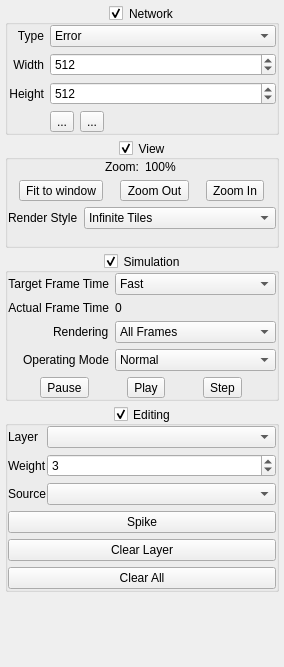
The window that Neuron/ToolBox.ui (Skwint/Neuron) describes before a commit, drawn with Qt 5.
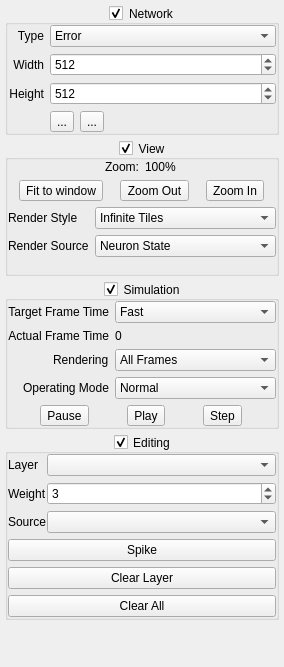
The same window after the commit. Icons and pictures are not drawn.

Commit message: Add option to paint either neuron-state or neuron-spiking. Simplify some paint related code.

```diff
--- a/Neuron/ToolBox.ui
+++ b/Neuron/ToolBox.ui
@@ -360,6 +360,27 @@
               </item>
              </widget>
             </item>
+            <item row="1" column="0">
+             <widget class="QLabel" name="renderSourceLabel">
+              <property name="text">
+               <string>Render Source</string>
+              </property>
+             </widget>
+            </item>
+            <item row="1" column="1">
+             <widget class="QComboBox" name="cmbPaint">
+              <item>
+               <property name="text">
+                <string>Neuron State</string>
+               </property>
+              </item>
+              <item>
+               <property name="text">
+                <string>Spiking</string>
+               </property>
+              </item>
+             </widget>
+            </item>
            </layout>
           </item>
          </layout>
```
The commit also changes 22 other files.
